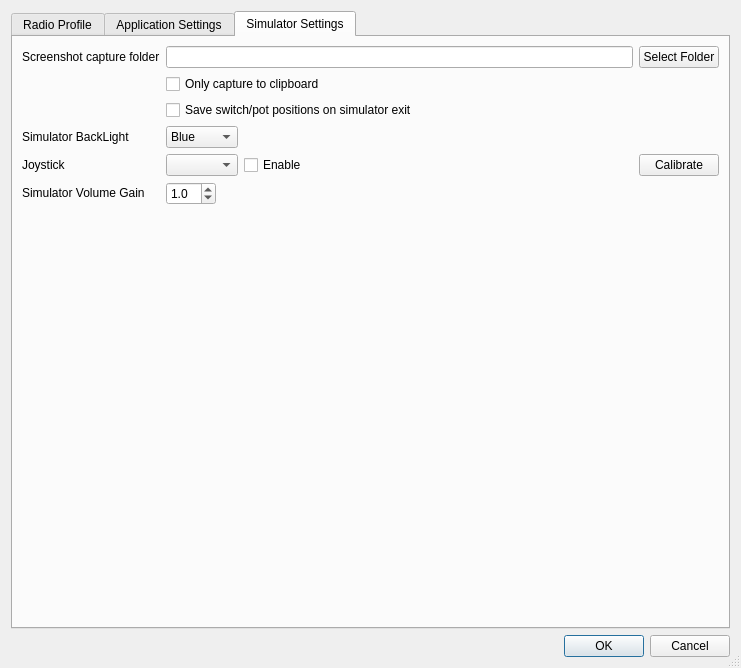
Before: the Qt Designer form companion/src/apppreferencesdialog.ui in opentx/opentx, drawn with Qt 5.
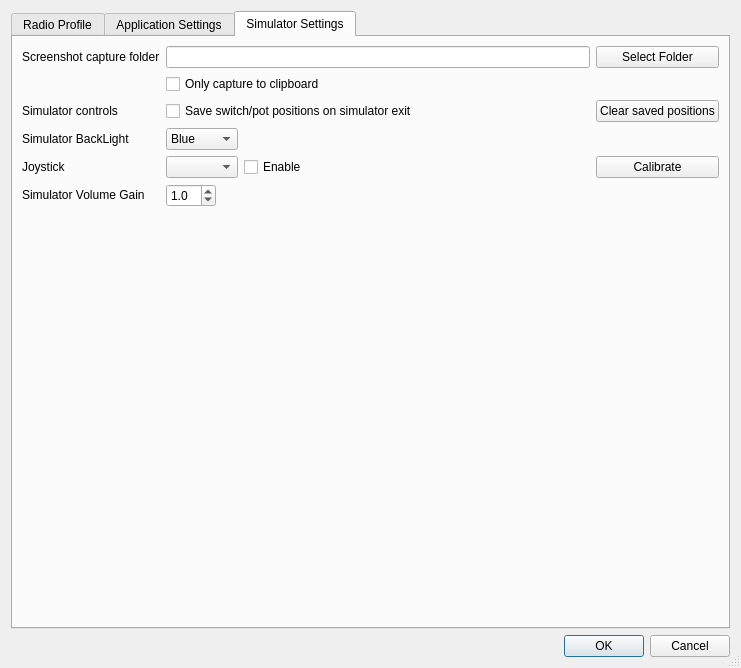
After: the same form once the commit is applied.

Commit message: Allow clearing saved simulator control positions

The edit to the form file:
```diff
--- a/companion/src/apppreferencesdialog.ui
+++ b/companion/src/apppreferencesdialog.ui
@@ -1201,7 +1201,38 @@
        <property name="spacing">
         <number>6</number>
        </property>
-       <item row="5" column="1">
+       <item row="10" column="1">
+        <widget class="QDoubleSpinBox" name="volumeGain">
+         <property name="sizePolicy">
+          <sizepolicy hsizetype="Maximum" vsizetype="Fixed">
+           <horstretch>0</horstretch>
+           <verstretch>0</verstretch>
+          </sizepolicy>
+         </property>
+         <property name="maximumSize">
+          <size>
+           <width>50</width>
+           <height>16777215</height>
+          </size>
+         </property>
+         <property name="decimals">
+          <number>1</number>
+         </property>
+         <property name="minimum">
+          <double>0.500000000000000</double>
+         </property>
+         <property name="maximum">
+          <double>3.000000000000000</double>
+         </property>
+         <property name="singleStep">
+          <double>0.100000000000000</double>
+         </property>
+         <property name="value">
+          <double>1.000000000000000</double>
+         </property>
+        </widget>
+       </item>
+       <item row="9" column="1">
         <widget class="QComboBox" name="joystickCB">
          <property name="sizePolicy">
           <sizepolicy hsizetype="Preferred" vsizetype="Fixed">
@@ -1214,14 +1245,20 @@
          </property>
         </widget>
        </item>
-       <item row="5" column="3">
-        <widget class="QPushButton" name="joystickcalButton">
+       <item row="0" column="0">
+        <widget class="QLabel" name="label_19">
+         <property name="sizePolicy">
+          <sizepolicy hsizetype="Maximum" vsizetype="Fixed">
+           <horstretch>0</horstretch>
+           <verstretch>0</verstretch>
+          </sizepolicy>
+         </property>
          <property name="text">
-          <string>Calibrate</string>
+          <string>Screenshot capture folder</string>
          </property>
         </widget>
        </item>
-       <item row="3" column="1">
+       <item row="7" column="1">
         <widget class="QComboBox" name="backLightColor">
          <property name="maximumSize">
           <size>
@@ -1256,20 +1293,50 @@
          </item>
         </widget>
        </item>
-       <item row="0" column="0">
-        <widget class="QLabel" name="label_19">
+       <item row="9" column="3">
+        <widget class="QPushButton" name="joystickcalButton">
+         <property name="text">
+          <string>Calibrate</string>
+         </property>
+        </widget>
+       </item>
+       <item row="0" column="3">
+        <widget class="QPushButton" name="snapshotPathButton">
+         <property name="text">
+          <string>Select Folder</string>
+         </property>
+         <property name="flat">
+          <bool>false</bool>
+         </property>
+        </widget>
+       </item>
+       <item row="1" column="1" colspan="3">
+        <widget class="QCheckBox" name="snapshotClipboardCKB">
          <property name="sizePolicy">
-          <sizepolicy hsizetype="Maximum" vsizetype="Fixed">
+          <sizepolicy hsizetype="Preferred" vsizetype="Fixed">
            <horstretch>0</horstretch>
            <verstretch>0</verstretch>
           </sizepolicy>
          </property>
          <property name="text">
-          <string>Screenshot capture folder</string>
+          <string>Only capture to clipboard</string>
          </property>
         </widget>
        </item>
-       <item row="8" column="1">
+       <item row="9" column="2">
+        <widget class="QCheckBox" name="joystickChkB">
+         <property name="sizePolicy">
+          <sizepolicy hsizetype="Expanding" vsizetype="Fixed">
+           <horstretch>0</horstretch>
+           <verstretch>0</verstretch>
+          </sizepolicy>
+         </property>
+         <property name="text">
+          <string>Enable</string>
+         </property>
+        </widget>
+       </item>
+       <item row="12" column="1">
         <spacer name="verticalSpacer">
          <property name="orientation">
           <enum>Qt::Vertical</enum>
@@ -1282,43 +1349,7 @@
          </property>
         </spacer>
        </item>
-       <item row="1" column="1" colspan="3">
-        <widget class="QCheckBox" name="snapshotClipboardCKB">
-         <property name="sizePolicy">
-          <sizepolicy hsizetype="Preferred" vsizetype="Fixed">
-           <horstretch>0</horstretch>
-           <verstretch>0</verstretch>
-          </sizepolicy>
-         </property>
-         <property name="text">
-          <string>Only capture to clipboard</string>
-         </property>
-        </widget>
-       </item>
-       <item row="5" column="2">
-        <widget class="QCheckBox" name="joystickChkB">
-         <property name="sizePolicy">
-          <sizepolicy hsizetype="Expanding" vsizetype="Fixed">
-           <horstretch>0</horstretch>
-           <verstretch>0</verstretch>
-          </sizepolicy>
-         </property>
-         <property name="text">
-          <string>Enable</string>
-         </property>
-        </widget>
-       </item>
-       <item row="0" column="3">
-        <widget class="QPushButton" name="snapshotPathButton">
-         <property name="text">
-          <string>Select Folder</string>
-         </property>
-         <property name="flat">
-          <bool>false</bool>
-         </property>
-        </widget>
-       </item>
-       <item row="5" column="0">
+       <item row="9" column="0">
         <widget class="QLabel" name="label_11">
          <property name="sizePolicy">
           <sizepolicy hsizetype="Maximum" vsizetype="Fixed">
@@ -1331,7 +1362,20 @@
          </property>
         </widget>
        </item>
-       <item row="3" column="0">
+       <item row="10" column="0">
+        <widget class="QLabel" name="label_volumeGain">
+         <property name="sizePolicy">
+          <sizepolicy hsizetype="Maximum" vsizetype="Fixed">
+           <horstretch>0</horstretch>
+           <verstretch>0</verstretch>
+          </sizepolicy>
+         </property>
+         <property name="text">
+          <string>Simulator Volume Gain</string>
+         </property>
+        </widget>
+       </item>
+       <item row="7" column="0">
         <widget class="QLabel" name="label_3">
          <property name="sizePolicy">
           <sizepolicy hsizetype="Maximum" vsizetype="Fixed">
@@ -1369,10 +1413,17 @@
          </property>
         </widget>
        </item>
-       <item row="2" column="1" colspan="3">
+       <item row="2" column="0">
+        <widget class="QLabel" name="label_20">
+         <property name="text">
+          <string>Simulator controls</string>
+         </property>
+        </widget>
+       </item>
+       <item row="2" column="1" colspan="2">
         <widget class="QCheckBox" name="simuSW">
          <property name="sizePolicy">
-          <sizepolicy hsizetype="Preferred" vsizetype="Fixed">
+          <sizepolicy hsizetype="Expanding" vsizetype="Fixed">
            <horstretch>0</horstretch>
            <verstretch>0</verstretch>
           </sizepolicy>
@@ -1382,47 +1433,10 @@
          </property>
         </widget>
        </item>
-       <item row="6" column="0">
-        <widget class="QLabel" name="label_volumeGain">
-         <property name="sizePolicy">
-          <sizepolicy hsizetype="Maximum" vsizetype="Fixed">
-           <horstretch>0</horstretch>
-           <verstretch>0</verstretch>
-          </sizepolicy>
-         </property>
+       <item row="2" column="3">
+        <widget class="QPushButton" name="btnClearPos">
          <property name="text">
-          <string>Simulator Volume Gain</string>
-         </property>
-        </widget>
-       </item>
-       <item row="6" column="1">
-        <widget class="QDoubleSpinBox" name="volumeGain">
-         <property name="sizePolicy">
-          <sizepolicy hsizetype="Maximum" vsizetype="Fixed">
-           <horstretch>0</horstretch>
-           <verstretch>0</verstretch>
-          </sizepolicy>
-         </property>
-         <property name="maximumSize">
-          <size>
-           <width>50</width>
-           <height>16777215</height>
-          </size>
-         </property>
-         <property name="decimals">
-          <number>1</number>
-         </property>
-         <property name="minimum">
-          <double>0.500000000000000</double>
-         </property>
-         <property name="maximum">
-          <double>3.000000000000000</double>
-         </property>
-         <property name="singleStep">
-          <double>0.100000000000000</double>
-         </property>
-         <property name="value">
-          <double>1.000000000000000</double>
+          <string>Clear saved positions</string>
          </property>
         </widget>
        </item>
```
The commit also changes 2 other files.
